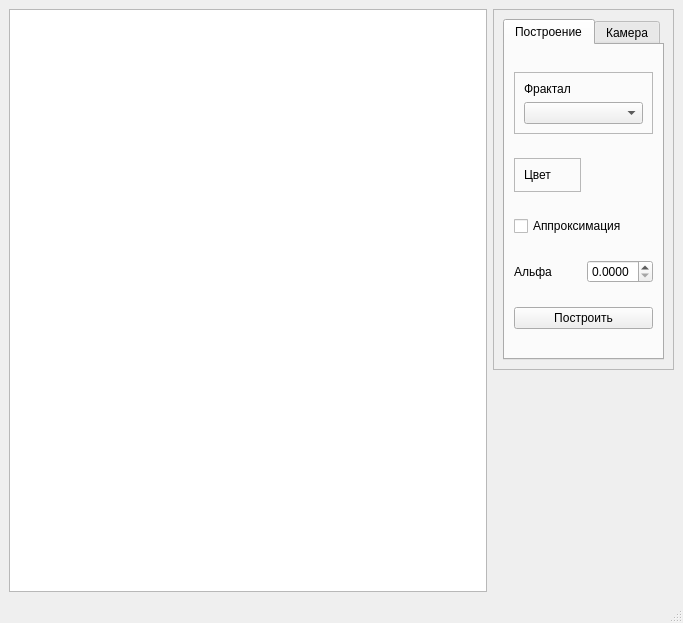
First picture: the form in ui/qt/design.ui, repository migregal/bmstu-iu7-cg-cp, before the edit.
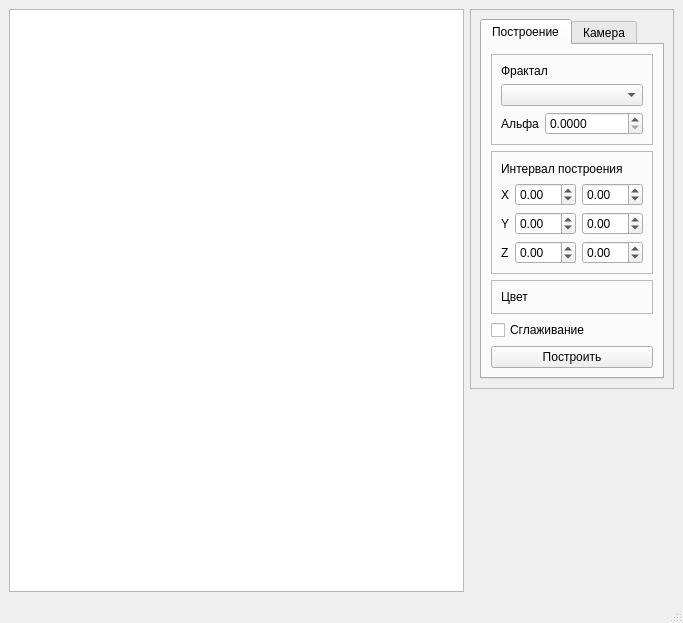
Second picture: the form after the edit.

Commit message: AABB moved to separated class

What changed in the file:
```diff
--- a/ui/qt/design.ui
+++ b/ui/qt/design.ui
@@ -49,20 +49,7 @@
            <string>Построение</string>
           </attribute>
           <layout class="QGridLayout" name="gridLayout">
-           <item row="5" column="2" colspan="2">
-            <widget class="QPushButton" name="buildImageButton">
-             <property name="sizePolicy">
-              <sizepolicy hsizetype="Expanding" vsizetype="Fixed">
-               <horstretch>0</horstretch>
-               <verstretch>0</verstretch>
-              </sizepolicy>
-             </property>
-             <property name="text">
-              <string>Построить</string>
-             </property>
-            </widget>
-           </item>
-           <item row="1" column="2">
+           <item row="2" column="2" colspan="2">
             <widget class="QFrame" name="color_frame">
              <property name="sizePolicy">
               <sizepolicy hsizetype="Preferred" vsizetype="Fixed">
@@ -93,31 +80,140 @@
              </layout>
             </widget>
            </item>
-           <item row="4" column="3">
-            <widget class="QDoubleSpinBox" name="alphaSpinBox">
-             <property name="decimals">
-              <number>4</number>
+           <item row="1" column="2" colspan="2">
+            <widget class="QFrame" name="frame_3">
+             <property name="frameShape">
+              <enum>QFrame::StyledPanel</enum>
              </property>
-             <property name="maximum">
-              <double>1.000000000000000</double>
+             <property name="frameShadow">
+              <enum>QFrame::Raised</enum>
              </property>
-             <property name="stepType">
-              <enum>QAbstractSpinBox::DefaultStepType</enum>
-             </property>
-            </widget>
-           </item>
-           <item row="4" column="2">
-            <widget class="QLabel" name="label_12">
-             <property name="text">
-              <string>Альфа</string>
-             </property>
-            </widget>
-           </item>
-           <item row="3" column="2" colspan="2">
-            <widget class="QCheckBox" name="approximateFractal">
-             <property name="text">
-              <string>Аппроксимация</string>
-             </property>
+             <layout class="QGridLayout" name="gridLayout_4">
+              <item row="1" column="0">
+               <widget class="QLabel" name="label_14">
+                <property name="sizePolicy">
+                 <sizepolicy hsizetype="Fixed" vsizetype="Preferred">
+                  <horstretch>0</horstretch>
+                  <verstretch>0</verstretch>
+                 </sizepolicy>
+                </property>
+                <property name="text">
+                 <string>X</string>
+                </property>
+               </widget>
+              </item>
+              <item row="0" column="0" colspan="3">
+               <widget class="QLabel" name="label_13">
+                <property name="text">
+                 <string>Интервал построения</string>
+                </property>
+               </widget>
+              </item>
+              <item row="1" column="2">
+               <widget class="QDoubleSpinBox" name="upper_x">
+                <property name="minimum">
+                 <double>-10.000000000000000</double>
+                </property>
+                <property name="maximum">
+                 <double>10.000000000000000</double>
+                </property>
+                <property name="singleStep">
+                 <double>0.100000000000000</double>
+                </property>
+               </widget>
+              </item>
+              <item row="2" column="0">
+               <widget class="QLabel" name="label_15">
+                <property name="sizePolicy">
+                 <sizepolicy hsizetype="Fixed" vsizetype="Preferred">
+                  <horstretch>0</horstretch>
+                  <verstretch>0</verstretch>
+                 </sizepolicy>
+                </property>
+                <property name="text">
+                 <string>Y</string>
+                </property>
+               </widget>
+              </item>
+              <item row="2" column="1">
+               <widget class="QDoubleSpinBox" name="bottom_y">
+                <property name="minimum">
+                 <double>-10.000000000000000</double>
+                </property>
+                <property name="maximum">
+                 <double>10.000000000000000</double>
+                </property>
+                <property name="singleStep">
+                 <double>0.100000000000000</double>
+                </property>
+               </widget>
+              </item>
+              <item row="1" column="1">
+               <widget class="QDoubleSpinBox" name="bottom_x">
+                <property name="minimum">
+                 <double>-10.000000000000000</double>
+                </property>
+                <property name="maximum">
+                 <double>10.000000000000000</double>
+                </property>
+                <property name="singleStep">
+                 <double>0.100000000000000</double>
+                </property>
+               </widget>
+              </item>
+              <item row="2" column="2">
+               <widget class="QDoubleSpinBox" name="upper_y">
+                <property name="minimum">
+                 <double>-10.000000000000000</double>
+                </property>
+                <property name="maximum">
+                 <double>10.000000000000000</double>
+                </property>
+                <property name="singleStep">
+                 <double>0.100000000000000</double>
+                </property>
+               </widget>
+              </item>
+              <item row="3" column="0">
+               <widget class="QLabel" name="label_16">
+                <property name="sizePolicy">
+                 <sizepolicy hsizetype="Fixed" vsizetype="Preferred">
+                  <horstretch>0</horstretch>
+                  <verstretch>0</verstretch>
+                 </sizepolicy>
+                </property>
+                <property name="text">
+                 <string>Z</string>
+                </property>
+               </widget>
+              </item>
+              <item row="3" column="1">
+               <widget class="QDoubleSpinBox" name="bottom_z">
+                <property name="minimum">
+                 <double>-10.000000000000000</double>
+                </property>
+                <property name="maximum">
+                 <double>10.000000000000000</double>
+                </property>
+                <property name="singleStep">
+                 <double>0.100000000000000</double>
+                </property>
+               </widget>
+              </item>
+              <item row="3" column="2">
+               <widget class="QDoubleSpinBox" name="upper_z">
+                <property name="minimum">
+                 <double>-10.000000000000000</double>
+                </property>
+                <property name="maximum">
+                 <double>10.000000000000000</double>
+                </property>
+                <property name="singleStep">
+                 <double>0.100000000000000</double>
+                </property>
+               </widget>
+              </item>
+             </layout>
             </widget>
            </item>
            <item row="0" column="2" colspan="2">
@@ -134,8 +230,37 @@
              <property name="frameShadow">
               <enum>QFrame::Raised</enum>
              </property>
-             <layout class="QVBoxLayout" name="verticalLayout_2">
-              <item>
+             <layout class="QGridLayout" name="gridLayout_5">
+              <item row="2" column="0">
+               <widget class="QLabel" name="alphaLabel">
+                <property name="sizePolicy">
+                 <sizepolicy hsizetype="Fixed" vsizetype="Preferred">
+                  <horstretch>0</horstretch>
+                  <verstretch>0</verstretch>
+                 </sizepolicy>
+                </property>
+                <property name="text">
+                 <string>Альфа</string>
+                </property>
+               </widget>
+              </item>
+              <item row="2" column="1">
+               <widget class="QDoubleSpinBox" name="alphaSpinBox">
+                <property name="decimals">
+                 <number>4</number>
+                </property>
+                <property name="maximum">
+                 <double>1.000000000000000</double>
+                </property>
+                <property name="stepType">
+                 <enum>QAbstractSpinBox::DefaultStepType</enum>
+                </property>
+               </widget>
+              </item>
+              <item row="1" column="0" colspan="2">
+               <widget class="QComboBox" name="fractalComboBox"/>
+              </item>
+              <item row="0" column="0" colspan="2">
                <widget class="QLabel" name="label_11">
                 <property name="sizePolicy">
                  <sizepolicy hsizetype="Preferred" vsizetype="Fixed">
@@ -148,12 +273,29 @@
                 </property>
                </widget>
               </item>
-              <item>
-               <widget class="QComboBox" name="fractalComboBox"/>
-              </item>
              </layout>
             </widget>
            </item>
+           <item row="4" column="2" colspan="2">
+            <widget class="QCheckBox" name="approximateFractal">
+             <property name="text">
+              <string>Сглаживание</string>
+             </property>
+            </widget>
+           </item>
+           <item row="6" column="2" colspan="2">
+            <widget class="QPushButton" name="buildImageButton">
+             <property name="sizePolicy">
+              <sizepolicy hsizetype="Expanding" vsizetype="Fixed">
+               <horstretch>0</horstretch>
+               <verstretch>0</verstretch>
+              </sizepolicy>
+             </property>
+             <property name="text">
+              <string>Построить</string>
+             </property>
+            </widget>
+           </item>
           </layout>
          </widget>
          <widget class="QWidget" name="tab_2">
```
Left out of the diff: 42 changed lines with no effect on the pictures. The commit also changes 15 other files.
